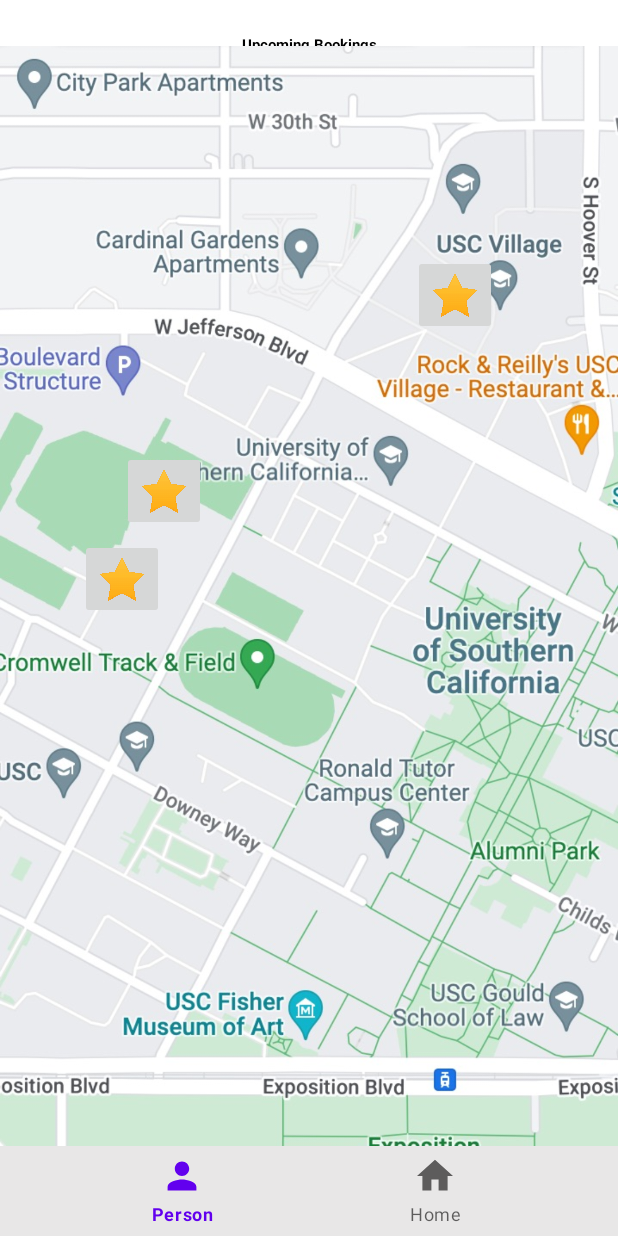
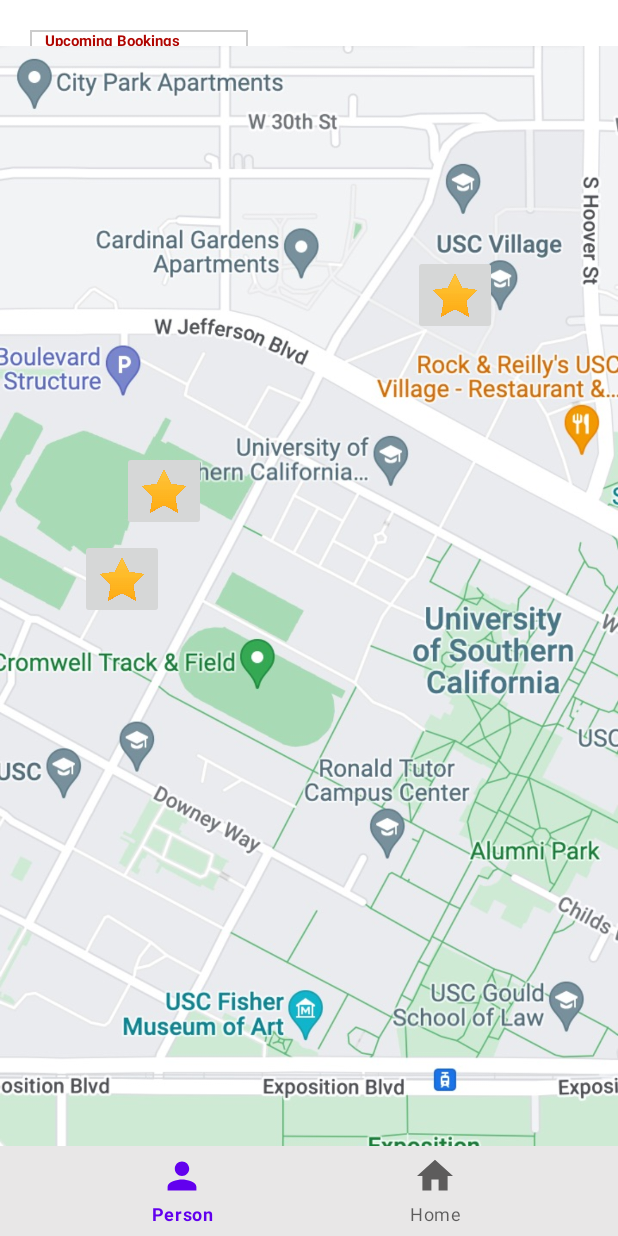
Before and after one commit to zssee/USCRecApp, an Android app: the layout activity_home.xml on its own in the app's theme, with its tools: preview values and no code run, on a phone screen of 412 x 824 dp. Run offline under Robolectric (Android 15) with nearby library versions, the phone set to English and light mode, and no system bars.

Commit message:
window looking better

```diff
--- a/app/src/main/java/com/example/uscrecapp/LogIn.java
+++ b/app/src/main/java/com/example/uscrecapp/LogIn.java
@@ -55,7 +55,7 @@ public class LogIn extends AppCompatActivity {
                                 if(task.getResult().size() != 0){
                                     // let user login
                                     String msg = username;
-                                    Intent sumNav = new Intent(view.getContext(),  SummaryPage.class);
+                                    Intent sumNav = new Intent(view.getContext(),  home.class);
                                     sumNav.putExtra("msg", msg);
                                     startActivity(sumNav);
                                 }
--- a/app/src/main/java/com/example/uscrecapp/MainActivity.java
+++ b/app/src/main/java/com/example/uscrecapp/MainActivity.java
@@ -20,9 +20,7 @@ public class MainActivity extends AppCompatActivity{
         super.onCreate(savedInstanceState);
         setContentView(R.layout.activity_main);
 //        if (!isLoggedIn){
-        // temporarily changing this to home
-
-        Intent toLogIn = new Intent(this, home.class);
+        Intent toLogIn = new Intent(this, LogIn.class);
         startActivity(toLogIn);
 //        }
 //        else{
--- a/app/src/main/res/drawable/smallwindow.xml
+++ b/app/src/main/res/drawable/window_format.xml
@@ -1,8 +1,7 @@
 <?xml version="1.0" encoding="utf-8"?>
 <shape xmlns:android="http://schemas.android.com/apk/res/android">
-    <padding android:left="10dp" android:right="10dp" android:top="10dp" android:bottom="10dp"/>
+    <padding android:left="10dp" android:right="10dp" android:bottom="10dp"/>
     <stroke android:width="1dp" android:color="#CCCCCC"/>
     <solid
-    android:color="#c5cae9" />
-
+    android:color="@color/white" />
 </shape>
--- a/app/src/main/res/layout/activity_home.xml
+++ b/app/src/main/res/layout/activity_home.xml
@@ -8,35 +8,33 @@
 
     <TextView
         android:id="@+id/upcomingTitle"
-        android:layout_width="372dp"
-        android:layout_height="20dp"
+        android:layout_height="30dp"
+        android:layout_width="145dp"
         app:layout_constraintLeft_toLeftOf="parent"
         app:layout_constraintTop_toTopOf="parent"
         android:layout_marginStart="20dp"
-
-        android:tint="@color/white"
+        android:background="@drawable/window_format"
         android:layout_marginTop="20dp"
         android:text="Upcoming Bookings"
         android:textSize="10sp"
         android:textStyle="bold"
-        android:textColor="@color/black"
-        android:gravity="center">
+        android:textColor="#AF0500"
+        android:gravity="top">
     </TextView>
     <ListView
         android:id="@+id/upcomingList"
-        android:background="@drawable/smallwindow"
-        app:layout_constraintLeft_toLeftOf="parent"
+        android:background="@drawable/window_format"
+        app:layout_constraintLeft_toLeftOf="@id/upcomingTitle"
         app:layout_constraintTop_toBottomOf="@id/upcomingTitle"
-        android:layout_marginStart="20dp"
+        android:layout_marginStart="0dp"
         android:backgroundTint="@color/white"
-        android:layout_marginTop="20dp"
-        android:layout_height="155dp"
-        android:layout_width="372dp"
-
+        android:layout_marginTop="0dp"
+        android:layout_height="88dp"
+        android:layout_width="145dp"
         >
     </ListView>
 <!--    <ImageView-->
-<!--        android:background="@drawable/smallwindow"-->
+<!--        android:background="@drawable/window_view"-->
 <!--        app:layout_constraintLeft_toLeftOf="parent"-->
 <!--        app:layout_constraintTop_toTopOf="parent"-->
 <!--        android:layout_marginStart="20dp"-->
@@ -52,8 +50,8 @@
     <!--            android:layout_width="372dp"-->
 
 
-    <!--        android:layout_height="88dp"-->
-    <!--        android:layout_width="145dp"-->
+<!--            android:layout_height="88dp"-->
+<!--            android:layout_width="145dp"-->
     <ImageView
         android:id="@+id/imageView3"
         android:layout_width="wrap_content"
```
Also changed, not shown: app/src/main/java/com/example/uscrecapp/WindowAdapter.java (added, +79 -0 lines), app/src/main/java/com/example/uscrecapp/home.java (+4 -5 lines), app/src/main/res/layout/window_view.xml (added, +29 -0 lines).
